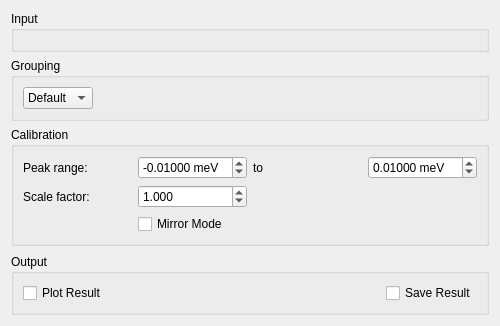
Before: the Qt Designer form MantidQt/CustomInterfaces/inc/MantidQtCustomInterfaces/Indirect/ILLCalibration.ui in mantidproject/mantid, drawn with Qt 5.
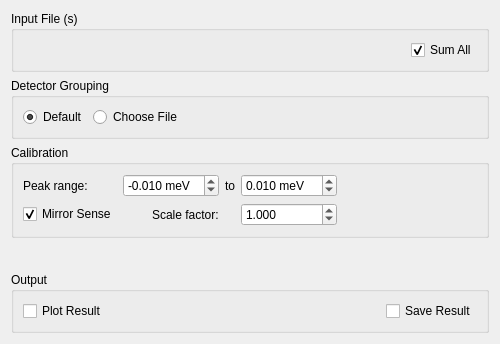
After: the same form once the commit is applied. The open tabs and pages were chosen to show the change. Custom widgets are drawn as their Qt base class.

Commit message: Re #16753 ILL calibration GUI

```diff
--- a/MantidQt/CustomInterfaces/inc/MantidQtCustomInterfaces/Indirect/ILLCalibration.ui
+++ b/MantidQt/CustomInterfaces/inc/MantidQtCustomInterfaces/Indirect/ILLCalibration.ui
@@ -7,7 +7,7 @@
     <x>0</x>
     <y>0</y>
     <width>500</width>
-    <height>326</height>
+    <height>344</height>
    </rect>
   </property>
   <property name="minimumSize">
@@ -23,41 +23,90 @@
    <item>
     <widget class="QGroupBox" name="gbInput">
      <property name="title">
-      <string>Input</string>
+      <string>Input File (s)</string>
      </property>
      <layout class="QHBoxLayout" name="horizontalLayout_2">
       <item>
        <widget class="MantidQt::MantidWidgets::MWRunFiles" name="rfRunFile" native="true">
+        <property name="sizePolicy">
+         <sizepolicy hsizetype="MinimumExpanding" vsizetype="Preferred">
+          <horstretch>0</horstretch>
+          <verstretch>0</verstretch>
+         </sizepolicy>
+        </property>
+        <property name="toolTip">
+         <string>&lt;html&gt;&lt;head/&gt;&lt;body&gt;&lt;p&gt;Input run file (numor)&lt;/p&gt;&lt;/body&gt;&lt;/html&gt;</string>
+        </property>
         <property name="label" stdset="0">
          <string>Run File</string>
         </property>
        </widget>
       </item>
+      <item>
+       <widget class="QCheckBox" name="cbSum">
+        <property name="sizePolicy">
+         <sizepolicy hsizetype="Preferred" vsizetype="Preferred">
+          <horstretch>0</horstretch>
+          <verstretch>0</verstretch>
+         </sizepolicy>
+        </property>
+        <property name="text">
+         <string>Sum All</string>
+        </property>
+        <property name="checked">
+         <bool>true</bool>
+        </property>
+       </widget>
+      </item>
      </layout>
     </widget>
    </item>
    <item>
     <widget class="QGroupBox" name="gbCalibGrouping">
+     <property name="sizePolicy">
+      <sizepolicy hsizetype="Preferred" vsizetype="Maximum">
+       <horstretch>0</horstretch>
+       <verstretch>0</verstretch>
+      </sizepolicy>
+     </property>
      <property name="title">
-      <string>Grouping</string>
+      <string>Detector Grouping</string>
      </property>
      <layout class="QHBoxLayout" name="horizontalLayout_3">
       <item>
-       <widget class="QComboBox" name="cbGrouping">
-        <item>
-         <property name="text">
-          <string>Default</string>
-         </property>
-        </item>
-        <item>
-         <property name="text">
-          <string>File</string>
-         </property>
-        </item>
+       <widget class="QRadioButton" name="rdDefault">
+        <property name="text">
+         <string>Default</string>
+        </property>
+        <property name="checked">
+         <bool>true</bool>
+        </property>
+        <attribute name="buttonGroup">
+         <string notr="true">buttonGroup</string>
+        </attribute>
+       </widget>
+      </item>
+      <item>
+       <widget class="QRadioButton" name="rdChoose">
+        <property name="text">
+         <string>Choose File</string>
+        </property>
+        <attribute name="buttonGroup">
+         <string notr="true">buttonGroup</string>
+        </attribute>
        </widget>
       </item>
       <item>
        <widget class="QStackedWidget" name="swCalibGrouping">
+        <property name="sizePolicy">
+         <sizepolicy hsizetype="MinimumExpanding" vsizetype="Preferred">
+          <horstretch>0</horstretch>
+          <verstretch>0</verstretch>
+         </sizepolicy>
+        </property>
+        <property name="toolTip">
+         <string>&lt;html&gt;&lt;head/&gt;&lt;body&gt;&lt;p&gt;Detector grouping .xml file&lt;/p&gt;&lt;/body&gt;&lt;/html&gt;</string>
+        </property>
         <property name="currentIndex">
          <number>0</number>
         </property>
@@ -69,6 +118,9 @@
           </property>
           <item>
            <widget class="MantidQt::MantidWidgets::MWRunFiles" name="rfMapFile" native="true">
+            <property name="enabled">
+             <bool>false</bool>
+            </property>
             <property name="label" stdset="0">
              <string></string>
             </property>
@@ -92,27 +144,84 @@
       <string>Calibration</string>
      </property>
      <layout class="QGridLayout" name="gridLayout">
-      <item row="0" column="0">
-       <widget class="QLabel" name="lbPeakRange">
-        <property name="text">
-         <string>Peak range:</string>
-        </property>
-       </widget>
-      </item>
-      <item row="1" column="0">
+      <item row="1" column="1" alignment="Qt::AlignRight">
        <widget class="QLabel" name="lbScaleFactor">
+        <property name="toolTip">
+         <string>&lt;html&gt;&lt;head/&gt;&lt;body&gt;&lt;p&gt;Scale factor&lt;/p&gt;&lt;/body&gt;&lt;/html&gt;</string>
+        </property>
+        <property name="styleSheet">
+         <string notr="true"/>
+        </property>
         <property name="text">
          <string>Scale factor:</string>
         </property>
        </widget>
       </item>
-      <item row="0" column="1">
+      <item row="0" column="5">
+       <widget class="QDoubleSpinBox" name="spPeakUpper">
+        <property name="toolTip">
+         <string>&lt;html&gt;&lt;head/&gt;&lt;body&gt;&lt;p&gt;Peak integration range&lt;/p&gt;&lt;/body&gt;&lt;/html&gt;</string>
+        </property>
+        <property name="suffix">
+         <string> meV</string>
+        </property>
+        <property name="decimals">
+         <number>3</number>
+        </property>
+        <property name="minimum">
+         <double>-99.989999999999995</double>
+        </property>
+        <property name="singleStep">
+         <double>0.001000000000000</double>
+        </property>
+        <property name="value">
+         <double>0.010000000000000</double>
+        </property>
+       </widget>
+      </item>
+      <item row="1" column="0">
+       <widget class="QCheckBox" name="ckMirrorMode">
+        <property name="toolTip">
+         <string>&lt;html&gt;&lt;head/&gt;&lt;body&gt;&lt;p&gt;Mirror Sense&lt;/p&gt;&lt;/body&gt;&lt;/html&gt;</string>
+        </property>
+        <property name="text">
+         <string>Mirror Sense</string>
+        </property>
+        <property name="checked">
+         <bool>true</bool>
+        </property>
+       </widget>
+      </item>
+      <item row="0" column="0" alignment="Qt::AlignLeft">
+       <widget class="QLabel" name="lbPeakRange">
+        <property name="toolTip">
+         <string>&lt;html&gt;&lt;head/&gt;&lt;body&gt;&lt;p&gt;Peak integration range&lt;/p&gt;&lt;/body&gt;&lt;/html&gt;</string>
+        </property>
+        <property name="text">
+         <string>Peak range:</string>
+        </property>
+       </widget>
+      </item>
+      <item row="0" column="7">
+       <spacer name="horizontalSpacer">
+        <property name="orientation">
+         <enum>Qt::Horizontal</enum>
+        </property>
+        <property name="sizeHint" stdset="0">
+         <size>
+          <width>40</width>
+          <height>20</height>
+         </size>
+        </property>
+       </spacer>
+      </item>
+      <item row="0" column="1" alignment="Qt::AlignLeft">
        <widget class="QDoubleSpinBox" name="spPeakLower">
         <property name="suffix">
          <string> meV</string>
         </property>
         <property name="decimals">
-         <number>5</number>
+         <number>3</number>
         </property>
         <property name="minimum">
          <double>-99.989999999999995</double>
@@ -125,33 +234,14 @@
         </property>
        </widget>
       </item>
-      <item row="0" column="3">
-       <widget class="QDoubleSpinBox" name="spPeakUpper">
-        <property name="suffix">
-         <string> meV</string>
-        </property>
-        <property name="decimals">
-         <number>5</number>
-        </property>
-        <property name="minimum">
-         <double>-99.989999999999995</double>
-        </property>
-        <property name="singleStep">
-         <double>0.010000000000000</double>
-        </property>
-        <property name="value">
-         <double>0.010000000000000</double>
-        </property>
-       </widget>
-      </item>
-      <item row="0" column="2">
+      <item row="0" column="2" alignment="Qt::AlignHCenter">
        <widget class="QLabel" name="lbPeakRangeTo">
         <property name="text">
          <string>to</string>
         </property>
        </widget>
       </item>
-      <item row="1" column="1">
+      <item row="1" column="5">
        <widget class="QDoubleSpinBox" name="spScaleFactor">
         <property name="decimals">
          <number>3</number>
@@ -164,13 +254,6 @@
         </property>
        </widget>
       </item>
-      <item row="2" column="1">
-       <widget class="QCheckBox" name="ckMirrorMode">
-        <property name="text">
-         <string>Mirror Mode</string>
-        </property>
-       </widget>
-      </item>
      </layout>
     </widget>
    </item>
```
Left out of the diff: 64 changed lines with no effect on the pictures. The commit also changes 1 other file.
